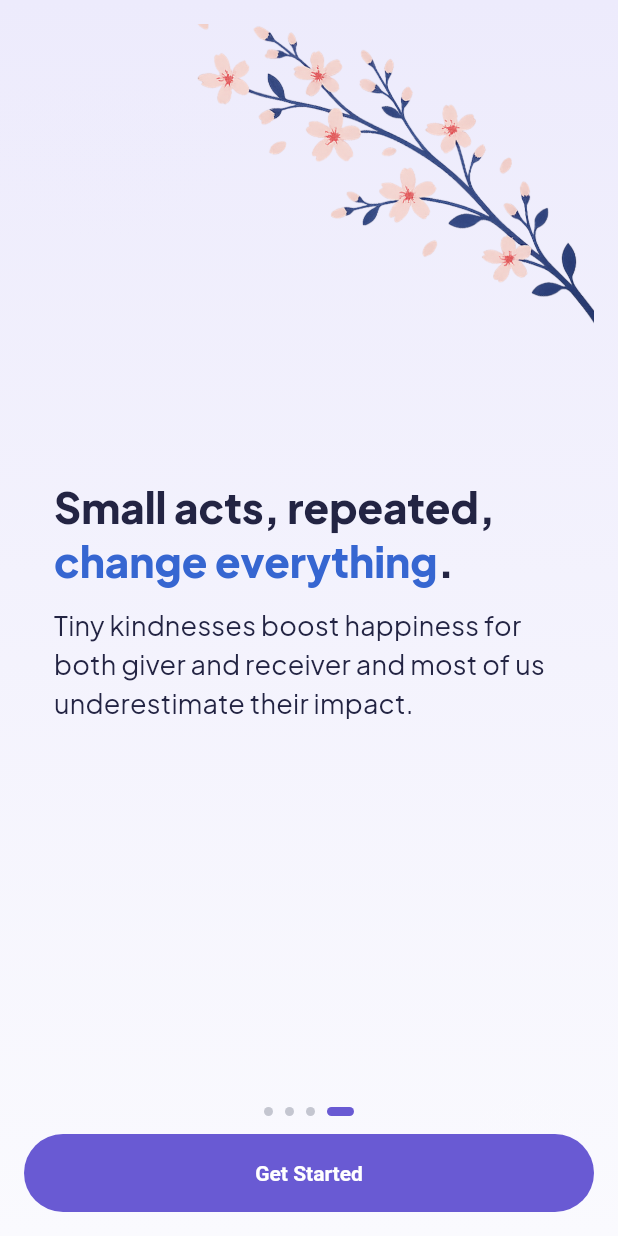
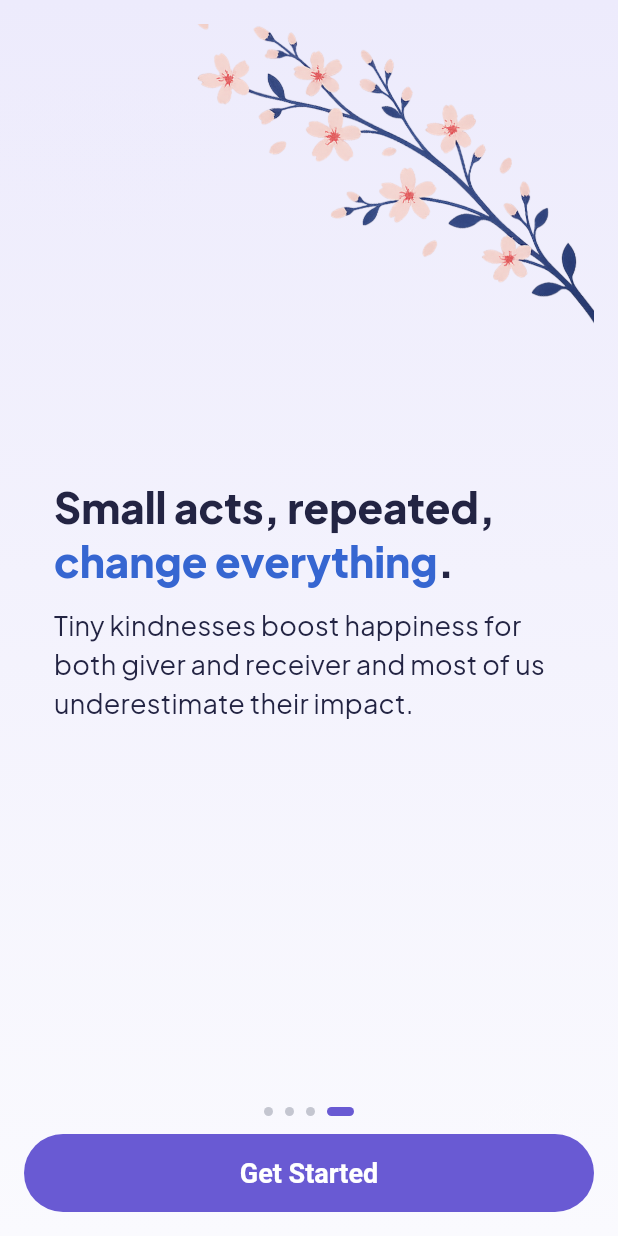
Before and after one commit to miedo007/LittleActs, a Flutter app: the screen it shows after launch, swiped to page 4, on a phone screen of 412 x 824 dp. Run offline on Flutter 3.47's test engine with Material 3 defaults, Android fonts, the phone set to English and light mode, and no system bars; our stand-ins replace flutter_riverpod, go_router, google_fonts, shared_preferences.

Commit message:
biggesr continue text

```diff
--- a/lib/features/onboarding/onboarding_screen.dart
+++ b/lib/features/onboarding/onboarding_screen.dart
@@ -79,7 +79,7 @@ class _OnboardingScreenState extends ConsumerState<OnboardingScreen> {
                       shape: const StadiumBorder(),
                       minimumSize: const Size.fromHeight(52),
                       backgroundColor: const Color(0xFF695AD3),
-                      textStyle: const TextStyle(fontWeight: FontWeight.w700),
+                      textStyle: const TextStyle(fontWeight: FontWeight.w700, fontSize: 18),
                     ),
                     onPressed: _index < 3
                         ? _next
```
